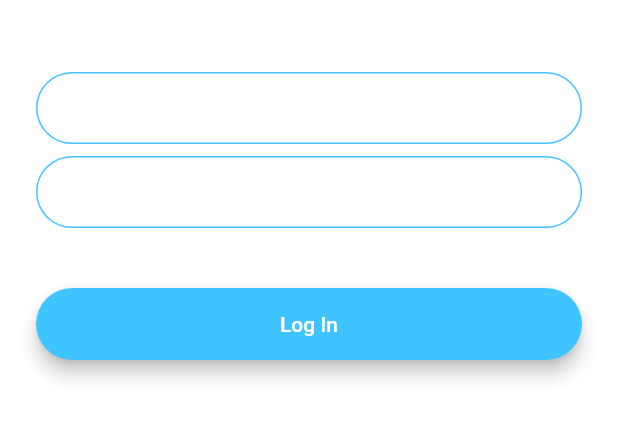
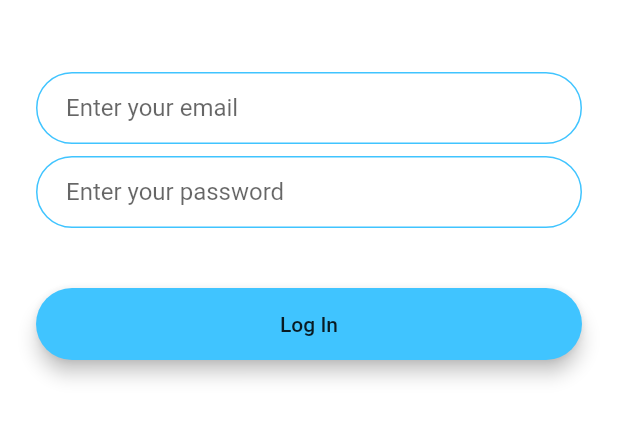
Before and after one commit to Abhineya/ChatApp, a Flutter app: the screen it shows after launch, after a tap on "Log In", on a phone screen of 412 x 824 dp, the part 576-1018 px from its top. Run offline on Flutter 3.47's test engine with Material 2 defaults, Android fonts, the phone set to English and light mode, and no system bars; our stand-ins replace animated_text_kit.

Commit message:
refactored code

```diff
--- a/lib/constants.dart
+++ b/lib/constants.dart
@@ -17,3 +17,19 @@ const kMessageContainerDecoration = BoxDecoration(
     top: BorderSide(color: Colors.lightBlueAccent, width: 2.0),
   ),
 );
+
+const kTextFieldDecoration = InputDecoration(
+  hintText: 'Enter the value',
+  contentPadding: EdgeInsets.symmetric(vertical: 10.0, horizontal: 20.0),
+  border: OutlineInputBorder(
+    borderRadius: BorderRadius.all(Radius.circular(32.0)),
+  ),
+  enabledBorder: OutlineInputBorder(
+    borderSide: BorderSide(color: Colors.lightBlueAccent, width: 1.0),
+    borderRadius: BorderRadius.all(Radius.circular(32.0)),
+  ),
+  focusedBorder: OutlineInputBorder(
+    borderSide: BorderSide(color: Colors.lightBlueAccent, width: 2.0),
+    borderRadius: BorderRadius.all(Radius.circular(32.0)),
+  ),
+);
--- a/lib/main.dart
+++ b/lib/main.dart
@@ -10,12 +10,6 @@ class FlashChat extends StatelessWidget {
   @override
   Widget build(BuildContext context) {
     return MaterialApp(
-      theme: ThemeData.dark().copyWith(
-        textTheme: TextTheme(
-          bodyText1: TextStyle(color: Colors.black54),
-        ),
-
-      ),
       initialRoute: WelcomeScreen.id,
       routes: {
         WelcomeScreen.id: (context) => WelcomeScreen(),
--- a/lib/screens/login_screen.dart
+++ b/lib/screens/login_screen.dart
@@ -1,3 +1,4 @@
+import 'package:chat_app/constants.dart';
 import 'package:flutter/material.dart';
 
 class LoginScreen extends StatefulWidget {
@@ -32,25 +33,8 @@ class _LoginScreenState extends State<LoginScreen> {
                 onChanged: (value) {
                   //Do something with the user input.
                 },
-              decoration: InputDecoration(
-                hintText: 'Enter your email',
-                contentPadding:
-                    EdgeInsets.symmetric(vertical: 10.0, horizontal: 20.0),
-                border: OutlineInputBorder(
-                  borderRadius: BorderRadius.all(Radius.circular(32.0)),
-                ),
-                enabledBorder: OutlineInputBorder(
-                  borderSide:
-                      BorderSide(color: Colors.lightBlueAccent, width: 1.0),
-                  borderRadius: BorderRadius.all(Radius.circular(32.0)),
-                ),
-                focusedBorder: OutlineInputBorder(
-                  borderSide:
-                      BorderSide(color: Colors.lightBlueAccent, width: 2.0),
-                  borderRadius: BorderRadius.all(Radius.circular(32.0)),
-                ),
-              ),
-            ),
+                decoration: kTextFieldDecoration.copyWith(
+                    hintText: 'Enter your email')),
             SizedBox(
               height: 8.0,
             ),
@@ -58,25 +42,8 @@ class _LoginScreenState extends State<LoginScreen> {
                 onChanged: (value) {
                   //Do something with the user input.
                 },
-              decoration: InputDecoration(
-                hintText: 'Enter your password.',
-                contentPadding:
-                    EdgeInsets.symmetric(vertical: 10.0, horizontal: 20.0),
-                border: OutlineInputBorder(
-                  borderRadius: BorderRadius.all(Radius.circular(32.0)),
-                ),
-                enabledBorder: OutlineInputBorder(
-                  borderSide:
-                      BorderSide(color: Colors.lightBlueAccent, width: 1.0),
-                  borderRadius: BorderRadius.all(Radius.circular(32.0)),
-                ),
-                focusedBorder: OutlineInputBorder(
-                  borderSide:
-                      BorderSide(color: Colors.lightBlueAccent, width: 2.0),
-                  borderRadius: BorderRadius.all(Radius.circular(32.0)),
-                ),
-              ),
-            ),
+                decoration: kTextFieldDecoration.copyWith(
+                    hintText: 'Enter your password')),
             SizedBox(
               height: 24.0,
             ),
--- a/lib/screens/welcome_screen.dart
+++ b/lib/screens/welcome_screen.dart
@@ -59,12 +59,20 @@ class _WelcomeScreenState extends State<WelcomeScreen>
                     height: 60.0,
                   ),
                 ),
-                Text(
-                  'Flash Chat',
-                  style: TextStyle(
-                    color: Colors.black54,
-                    fontSize: 40.0,
-                    fontWeight: FontWeight.w900,
+                SizedBox(
+                  child: DefaultTextStyle(
+                    style: const TextStyle(
+                      color: Colors.black54,
+                      fontSize: 40.0,
+                      fontWeight: FontWeight.w900,
+                    ),
+                    child: AnimatedTextKit(
+                      totalRepeatCount: 1,
+                      animatedTexts: [
+                        TypewriterAnimatedText('Flash Chat',
+                            speed: Duration(milliseconds: 100)),
+                      ],
+                    ),
                   ),
                 ),
               ],
```
Lines whose indentation alone changed are shown as unchanged.
